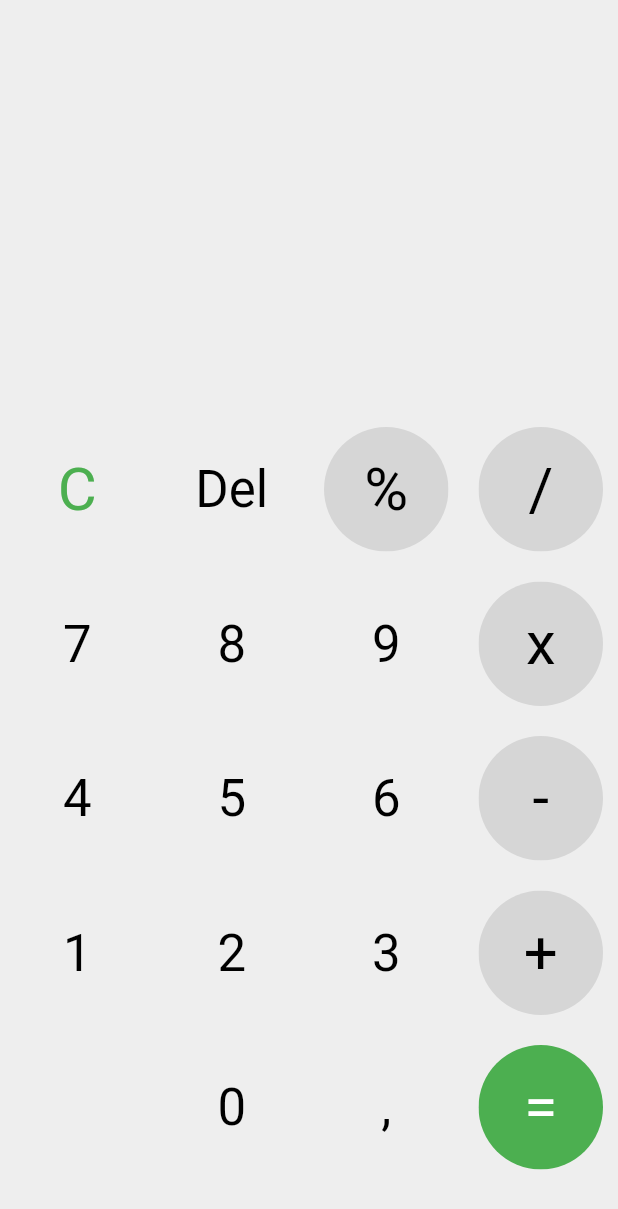
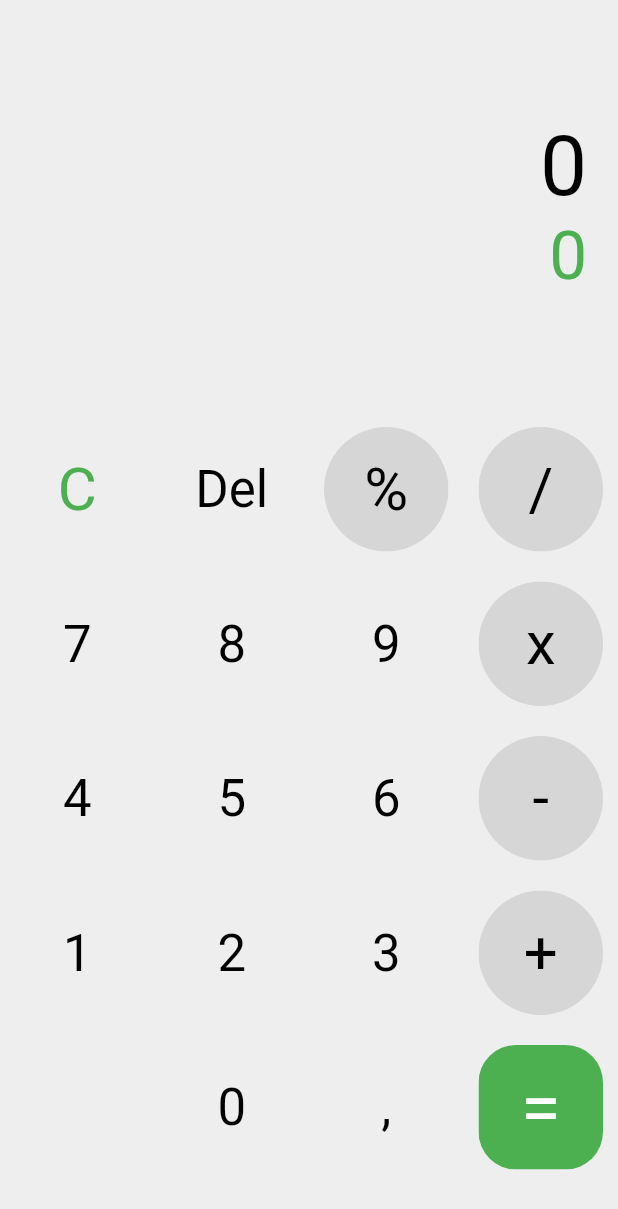
Before and after one commit to TruongNguyen2811/Caculator-app-by-Flutter, a Flutter app: the screen it shows after launch, on a phone screen of 412 x 824 dp. Shown: the top 1209 px of the screen. Run offline on Flutter 3.47's test engine with Material 2 defaults, Android fonts, the light colour scheme and no system bars; our stand-ins replace math_expressions.

Commit message:
update event on screen

```diff
--- a/caculatopr_app/lib/View/Components/Buttons.dart
+++ b/caculatopr_app/lib/View/Components/Buttons.dart
@@ -1,9 +1,11 @@
 import 'package:flutter/material.dart';
+
 
 class MyButton extends StatelessWidget {
   final String? buttonText;
+  final buttonTapped;
 
-  MyButton({this.buttonText});
+  MyButton({this.buttonText,this.buttonTapped});
   @override
   Widget build(BuildContext context) {
 
@@ -11,6 +13,10 @@ class MyButton extends StatelessWidget {
     double myWidth = MediaQuery.of(context).size.width;
     return Padding(
       padding: const EdgeInsets.all(10.0),
+      child: InkWell(
+        onTap: buttonTapped,
+        borderRadius: BorderRadius.circular(50),
+        highlightColor: Colors.green,
         child: ClipRRect(
           borderRadius: BorderRadius.circular(50),
           child: Container(
@@ -25,14 +31,16 @@ class MyButton extends StatelessWidget {
             ),
           ),
         ),
+      ),
     );
   }
 }
 
 class MyButtonOperator extends StatelessWidget {
   final String? buttonText;
+  final buttonTapped;
 
-  MyButtonOperator({this.buttonText});
+  MyButtonOperator({this.buttonText,this.buttonTapped});
   @override
   Widget build(BuildContext context) {
 
@@ -40,6 +48,10 @@ class MyButtonOperator extends StatelessWidget {
     double myWidth = MediaQuery.of(context).size.width;
     return Padding(
       padding: const EdgeInsets.all(10.0),
+      child: InkWell(
+        onTap: buttonTapped,
+        borderRadius: BorderRadius.circular(50),
+        highlightColor: Colors.green,
         child: ClipRRect(
           borderRadius: BorderRadius.circular(50),
           child: Container(
@@ -52,14 +64,16 @@ class MyButtonOperator extends StatelessWidget {
             ),
           ),
         ),
+      ),
     );
   }
 }
 
 class MyButtonEqual extends StatelessWidget {
   final String? buttonText;
+  final buttonTapped;
 
-  MyButtonEqual({this.buttonText});
+  MyButtonEqual({this.buttonText,this.buttonTapped});
   @override
   Widget build(BuildContext context) {
 
@@ -67,14 +81,20 @@ class MyButtonEqual extends StatelessWidget {
     double myWidth = MediaQuery.of(context).size.width;
     return Padding(
       padding: const EdgeInsets.all(10.0),
+      child: InkWell(
+
+        onTap: buttonTapped,
+        borderRadius: BorderRadius.circular(50),
+        highlightColor: Colors.green,
         child: ClipRRect(
-        borderRadius: BorderRadius.circular(50),
+          borderRadius: BorderRadius.circular(25),
           child: Container(
             color: Colors.green,
             child: Center(
               child: Text(
                 buttonText!,
-              style: TextStyle(color: Colors.white, fontSize: 40)
+                style: TextStyle(color: Colors.white, fontSize: 48)
+              ),
             ),
           ),
         ),
--- a/caculatopr_app/lib/View/Page/Home.dart
+++ b/caculatopr_app/lib/View/Page/Home.dart
@@ -1,5 +1,6 @@
 import 'package:caculatopr_app/View/Components/Buttons.dart';
 import 'package:flutter/material.dart';
+import 'package:math_expressions/math_expressions.dart';
 
 class Home extends StatefulWidget {
   const Home({super.key});
@@ -9,6 +10,9 @@ class Home extends StatefulWidget {
 }
 
 class _HomeState extends State<Home> {
+
+  var question = '0';
+  var answer = '0';
 
   final List<String> buttons = [
     'C', 'Del', '%','/',
@@ -30,7 +34,36 @@ class _HomeState extends State<Home> {
           width: myWidth,
           child: Column(
             children: [
-              Expanded(flex:3, child:Container(),),
+              Expanded(flex:3, child:Container(
+                child: Column(
+                  mainAxisAlignment: MainAxisAlignment.center,
+                  children: [
+                    Padding(
+                      padding: EdgeInsets.only(right: myWidth*0.05),
+                      child: Row(
+                        mainAxisAlignment: MainAxisAlignment.end,
+                        children: [
+                          Text(question,
+                          style: Theme.of(context).textTheme.displayMedium
+                          ),
+                        ],
+                      ),
+                    ),
+                    Padding(
+                      padding: EdgeInsets.only(right: myWidth*0.05),
+                      child: Row(
+                        mainAxisAlignment: MainAxisAlignment.end,
+                        children: [
+                          Text(answer,
+                          style: Theme.of(context).textTheme.displaySmall
+                          ),
+                        ],
+                      ),
+                    ),
+                  ],
+                ),
+              ),
+              ),
               Expanded(flex:6 ,
               child:GridView.builder(
                 shrinkWrap: true,
@@ -42,15 +75,62 @@ class _HomeState extends State<Home> {
                   buttons[index] == 'x' ||
                   buttons[index] == '-' ||
                   buttons[index] == '+' ||
-                  buttons[index] == '%' ?
-                  MyButtonOperator(
+                  buttons[index] == '%'
+                  ? MyButtonOperator(
+                    buttonTapped: () {
+                      if(question=='0'){
+                        question = '';
+                        setState(() {
+                          question = question + buttons[index];
+                        });
+                      }
+                      else {
+                        setState(() {
+                          question = question + buttons[index];
+                        });
+                      }
+                    },
                     buttonText: buttons[index],
                   )
                   : buttons[index]=='='
                   ? MyButtonEqual(
+                    buttonTapped: (){
+
+                    },
                     buttonText: buttons [index],
                   )
                   : MyButton(
+                    buttonTapped: (){
+                      if(buttons[index]=='C'){
+                        setState(() {
+                          question = '0';
+                          answer = '0';
+                        });
+                      }
+                      else if (buttons[index]=='Del'){
+                        setState(() {
+                          question = question.substring(0,question.length-1);
+                        });
+                        if(question==''){
+                          setState(() {
+                            question = '0';
+                          });
+                        }
+                      }
+                      else {
+                        if(question == '0'){
+                          question='';
+                          setState(() {
+                            question = question +buttons[index];
+                          });
+                        }
+                        else {
+                          setState(() {
+                            question = question +buttons[index];
+                          });
+                        }
+                      }
+                    },
                     buttonText: buttons[index],
                   );
                 })
--- a/caculatopr_app/lib/View/Theme/Theme.dart
+++ b/caculatopr_app/lib/View/Theme/Theme.dart
@@ -3,7 +3,7 @@ import 'package:flutter/material.dart';
 class Themes {
 
   static final darkTheme = ThemeData(
-    scaffoldBackgroundColor: Colors.grey[800],
+    scaffoldBackgroundColor: Colors.grey[800] ,
     buttonColor: Colors.white.withOpacity(0.3),
     textTheme: const TextTheme(
       headlineMedium: TextStyle(color: Colors.white),
--- a/caculatopr_app/pubspec.yaml
+++ b/caculatopr_app/pubspec.yaml
@@ -31,6 +31,7 @@ environment:
 dependencies:
   flutter:
     sdk: flutter
+  math_expressions: ^2.3.1
 
 
   # The following adds the Cupertino Icons font to your application.
```
Also changed, not shown: caculatopr_app/pubspec.lock. Lines whose indentation alone changed are shown as unchanged.
